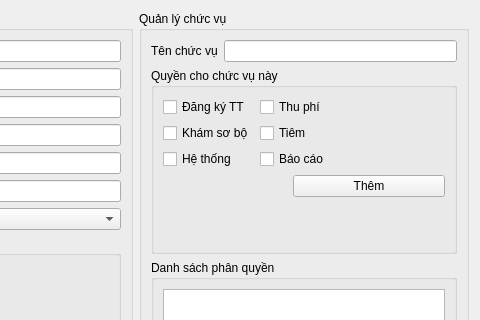
Old version of the form managenv.ui in the repository xdien/tcmr; both pictures show x 564 to 1044 and y 0 to 320 of the 1044 by 544 pixel window.
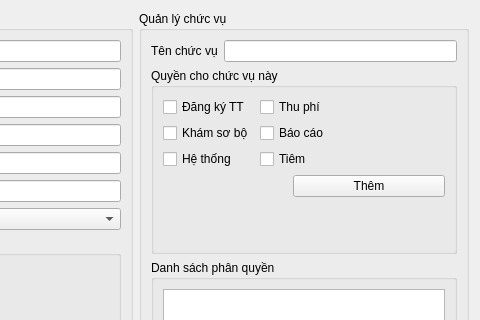
New version of the form.

Commit message: fix label nv

Patch:
```diff
--- a/managenv.ui
+++ b/managenv.ui
@@ -298,7 +298,7 @@
            <item row="1" column="1">
             <widget class="QCheckBox" name="checkBox_5">
              <property name="text">
-              <string>Tiêm</string>
+              <string>Báo cáo</string>
              </property>
             </widget>
            </item>
@@ -312,7 +312,7 @@
            <item row="2" column="1">
             <widget class="QCheckBox" name="checkBox_4">
              <property name="text">
-              <string>Báo cáo</string>
+              <string>Tiêm</string>
              </property>
             </widget>
            </item>
```
